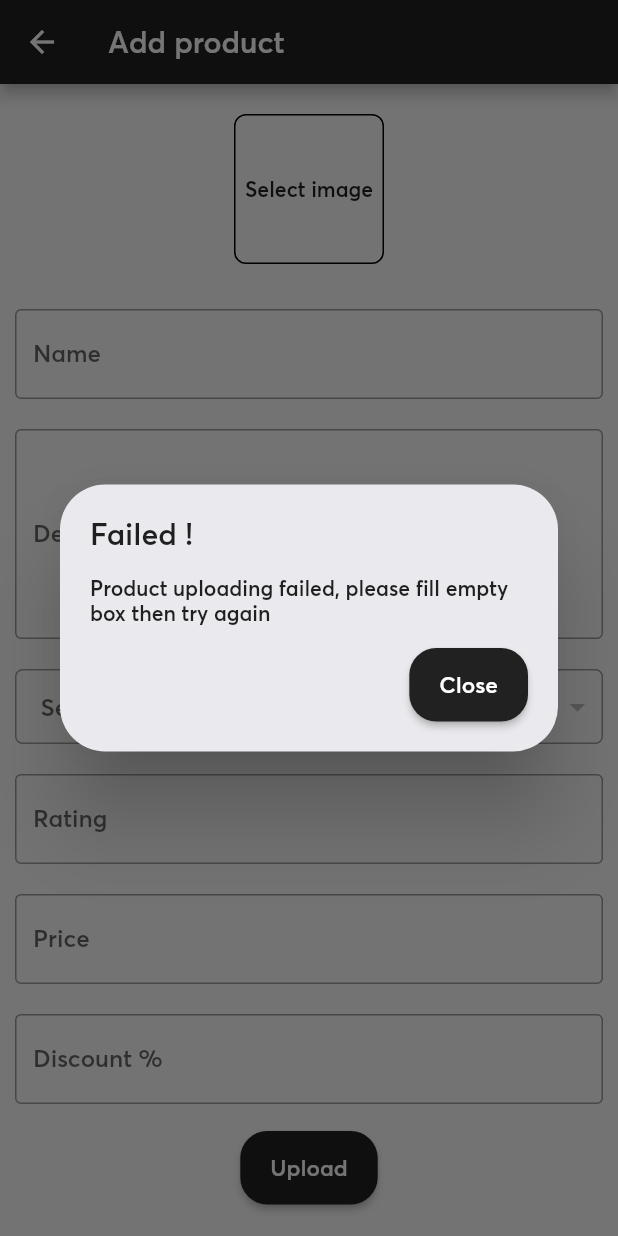
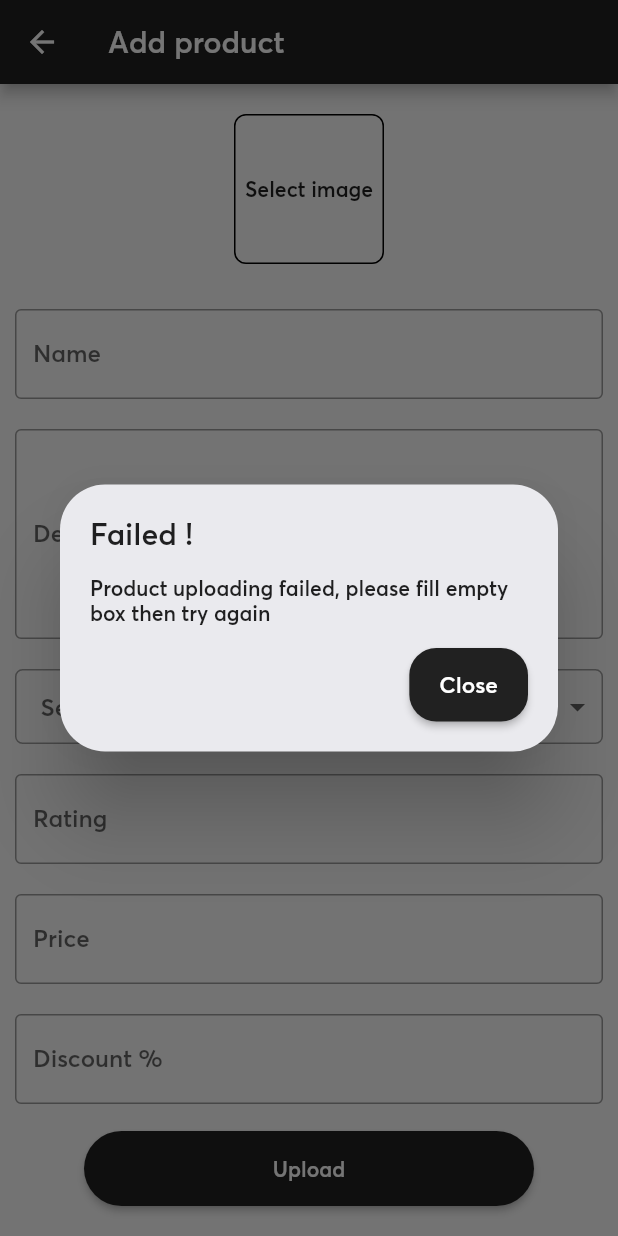
Before and after one commit to ShamilPP/FlukefyAdmin, a Flutter app: the AddProductScreen screen opened directly, after a tap on "Upload", on a phone screen of 412 x 824 dp. Run offline on Flutter 3.47's test engine with Material 2 defaults, Android fonts, the phone set to English and light mode, and no system bars; drawn by our look-alikes of rounded_loading_button; our stand-ins replace carousel_slider, cloud_firestore, firebase_core, firebase_storage, flutter_spinkit, fluttertoast and 1 more; accounts and stored records are empty.

Commit message:
product screen updated

```diff
--- a/lib/view/screens/add_product/add_product_screen.dart
+++ b/lib/view/screens/add_product/add_product_screen.dart
@@ -1,5 +1,6 @@
 import 'package:flukefy_admin/model/brand.dart';
 import 'package:flukefy_admin/model/product.dart';
+import 'package:flukefy_admin/utils/colors.dart';
 import 'package:flukefy_admin/view/screens/add_product/widgets/brand_selector.dart';
 import 'package:flukefy_admin/view/screens/add_product/widgets/image_selector.dart';
 import 'package:flukefy_admin/view/widgets/buttons/black_button.dart';
@@ -8,6 +9,7 @@ import 'package:flukefy_admin/view/widgets/text_field/outlined_text_field.dart';
 import 'package:flukefy_admin/view_model/products_provider.dart';
 import 'package:flutter/material.dart';
 import 'package:provider/provider.dart';
+import 'package:rounded_loading_button/rounded_loading_button.dart';
 
 class AddProductScreen extends StatefulWidget {
   final bool isUpdateProduct;
@@ -24,14 +26,12 @@ class AddProductScreen extends StatefulWidget {
 }
 
 class _AddProductScreenState extends State<AddProductScreen> {
+  final RoundedLoadingButtonController buttonController = RoundedLoadingButtonController();
+
   final nameController = TextEditingController();
-
   final descController = TextEditingController();
-
   final ratingController = TextEditingController();
-
   final priceController = TextEditingController();
-
   final discountController = TextEditingController();
 
   int discountPrice = 0;
@@ -89,10 +89,12 @@ class _AddProductScreenState extends State<AddProductScreen> {
             // Upload button
             Padding(
               padding: const EdgeInsets.all(8.0),
-              child: BlackButton(
-                title: widget.isUpdateProduct ? 'Update' : 'Upload',
-                fontSize: 15,
+              child: RoundedLoadingButton(
+                controller: buttonController,
+                color: primaryColor,
+                successColor: Colors.green,
                 onPressed: uploadProduct,
+                child: Text(widget.isUpdateProduct ? 'Update' : 'Upload'),
               ),
             ),
           ],
@@ -125,10 +127,7 @@ class _AddProductScreenState extends State<AddProductScreen> {
     price ??= 0;
     discount ??= 0;
 
-    if (rating > 5 || rating < 1) {
-      rating = 0;
-    }
-    if (name != '' && desc != '' && brand != null && rating != 0 && price != 0 && images.isNotEmpty) {
+    if (name != '' && desc != '' && brand != null && (5 > rating && 1 < rating) && price != 0 && images.isNotEmpty) {
       Product product = Product(
         docId: widget.isUpdateProduct ? widget.product!.docId : null,
         name: name,
@@ -159,11 +158,12 @@ class _AddProductScreenState extends State<AddProductScreen> {
             );
           });
 
-      await Provider.of<ProductsProvider>(context, listen: false)
-          .uploadProduct(context, product, widget.isUpdateProduct);
+      await Provider.of<ProductsProvider>(context, listen: false).uploadProduct(context, product, widget.isUpdateProduct);
 
       // Close Dialog
       Navigator.pop(context);
+      buttonController.success();
+      await Future.delayed(const Duration(milliseconds: 500));
       // Back to home screen
       Navigator.pop(context);
     } else {
@@ -183,6 +183,9 @@ class _AddProductScreenState extends State<AddProductScreen> {
           );
         },
       );
+      buttonController.error();
+      await Future.delayed(const Duration(seconds: 2));
+      buttonController.reset();
     }
   }
 }
--- a/lib/view/screens/add_product/widgets/brand_selector.dart
+++ b/lib/view/screens/add_product/widgets/brand_selector.dart
@@ -2,6 +2,10 @@ import 'package:flukefy_admin/model/brand.dart';
 import 'package:flukefy_admin/view_model/brand_provider.dart';
 import 'package:flutter/material.dart';
 import 'package:provider/provider.dart';
+
+import '../../../widgets/buttons/black_button.dart';
+import '../../../widgets/general/curved_dialog.dart';
+import '../../../widgets/text_field/outlined_text_field.dart';
 
 class BrandSelector extends StatelessWidget {
   const BrandSelector({Key? key}) : super(key: key);
@@ -9,8 +13,6 @@ class BrandSelector extends StatelessWidget {
 
   @override
   Widget build(BuildContext context) {
-    var brands = Provider.of<BrandsProvider>(context, listen: false).brands;
-
     return Container(
       margin: const EdgeInsets.all(10),
       width: double.infinity,
@@ -18,7 +20,9 @@ class BrandSelector extends StatelessWidget {
         border: Border.all(color: Colors.grey),
         borderRadius: BorderRadius.circular(5),
       ),
-      child: ButtonTheme(
+      child: Consumer<BrandsProvider>(builder: (ctx, provider, child) {
+        List<Brand> brands = provider.brands;
+        return ButtonTheme(
           alignedDropdown: true,
           child: DropdownButtonHideUnderline(
             child: ValueListenableBuilder<Brand?>(
@@ -27,19 +31,77 @@ class BrandSelector extends StatelessWidget {
                   return DropdownButton<Brand>(
                     value: notifierValue,
                     hint: const Text('Select brand'),
-                  items: brands.map((brand) {
+                    items: [
+                      ...brands.map((brand) {
                         return DropdownMenuItem<Brand>(
                           value: brand,
                           child: Text(brand.name),
                         );
                       }).toList(),
+                      DropdownMenuItem<Brand>(
+                        value: Brand(docId: 'New', name: 'New'),
+                        child: Row(
+                          children: const [
+                            Icon(Icons.add),
+                            SizedBox(width: 5),
+                            Text('Add new brand', style: TextStyle(fontWeight: FontWeight.w900)),
+                          ],
+                        ),
+                      )
+                    ],
                     onChanged: (newValue) {
+                      if (newValue!.docId == 'New') {
+                        var controller = TextEditingController();
+                        showDialog(
+                          context: context,
+                          builder: (ctx) {
+                            return CurvedDialog(
+                              title: 'Add new brand',
+                              content: OutlinedTextField(hint: 'Enter brand name', controller: controller),
+                              button: BlackButton(title: 'Create', onPressed: () => createBrand(context, controller.text)),
+                            );
+                          },
+                        );
+                      } else {
                         brandNotifier.value = newValue;
+                      }
                     },
                   );
                 }),
           ),
+        );
+      }),
+    );
+  }
+
+  void createBrand(BuildContext context, String brandName) async {
+    if (brandName != '') {
+      Brand brand = Brand(name: brandName);
+      // Close Dialog
+      Navigator.pop(context);
+      // Show creating dialog
+      showDialog(
+          context: context,
+          barrierDismissible: false,
+          builder: (ctx) {
+            return AlertDialog(
+              content: Row(
+                children: const [
+                  CircularProgressIndicator(),
+                  SizedBox(width: 25),
+                  Text(
+                    'Creating...',
+                    style: TextStyle(fontSize: 20),
+                  ),
+                ],
               ),
             );
+          });
+      await Provider.of<BrandsProvider>(context, listen: false).createBrand(context, brand);
+      // Close Dialog
+      Navigator.pop(context);
+    } else {
+      showDialog(context: context, builder: (ctx) => const CurvedDialog(title: 'Brand name is empty'));
     }
   }
+}
--- a/lib/view/screens/add_product/widgets/image_selector.dart
+++ b/lib/view/screens/add_product/widgets/image_selector.dart
@@ -74,10 +74,8 @@ class ImageSelector extends StatelessWidget {
                           child: Container(
                             height: 100,
                             width: 100,
-                            decoration:
-                                BoxDecoration(border: Border.all(), borderRadius: BorderRadius.circular(8)),
-                            child: Center(
-                                child: Text(imagesNotifier.value.isEmpty ? 'Select image' : 'Add image')),
+                            decoration: BoxDecoration(border: Border.all(), borderRadius: BorderRadius.circular(8)),
+                            child: Center(child: Text(imagesNotifier.value.isEmpty ? 'Select image' : 'Add image')),
                           ),
                           onTap: () async {
                             // Pick images
--- a/lib/view/screens/product/product_screen.dart
+++ b/lib/view/screens/product/product_screen.dart
@@ -22,9 +22,7 @@ class ProductScreen extends StatelessWidget {
           children: [
             ImageSlider(images: product.images, imageHeroTag: imageHeroTag, imageHeight: imageHeight),
             // Appbar
-            SizedBox(
-                height: MediaQuery.of(context).viewPadding.top + 50,
-                child: CurvedAppBar(title: product.name)),
+            SizedBox(height: MediaQuery.of(context).viewPadding.top + 50, child: CurvedAppBar(title: product.name)),
             // Product details
             Positioned.fill(
               child: Align(
--- a/lib/view/screens/product/widgets/image_slider.dart
+++ b/lib/view/screens/product/widgets/image_slider.dart
@@ -9,8 +9,7 @@ class ImageSlider extends StatefulWidget {
   final String imageHeroTag;
   final double imageHeight;
 
-  const ImageSlider({required this.images, Key? key, required this.imageHeroTag, required this.imageHeight})
-      : super(key: key);
+  const ImageSlider({required this.images, Key? key, required this.imageHeroTag, required this.imageHeight}) : super(key: key);
 
   @override
   State<ImageSlider> createState() => _ImageSliderState();
@@ -38,7 +37,7 @@ class _ImageSliderState extends State<ImageSlider> {
           ),
           itemCount: widget.images.length,
           itemBuilder: (ctx, index, value) {
-            var heroTag = index == 0 ? widget.imageHeroTag : '$index';
+            var heroTag = index == 0 ? widget.imageHeroTag : '$value';
             return InkWell(
               onTap: () {
                 Navigator.push(
--- a/lib/view/widgets/buttons/black_button.dart
+++ b/lib/view/widgets/buttons/black_button.dart
@@ -7,8 +7,7 @@ class BlackButton extends StatelessWidget {
   final void Function() onPressed;
   final double fontSize;
 
-  const BlackButton({Key? key, required this.title, required this.onPressed, this.fontSize = 16})
-      : super(key: key);
+  const BlackButton({Key? key, required this.title, required this.onPressed, this.fontSize = 16}) : super(key: key);
 
   @override
   Widget build(BuildContext context) {
@@ -16,8 +15,7 @@ class BlackButton extends StatelessWidget {
       onPressed: onPressed,
       style: ButtonStyle(
         backgroundColor: MaterialStateProperty.all<Color>(primaryColor),
-        padding:
-            MaterialStateProperty.all<EdgeInsets>(const EdgeInsets.symmetric(vertical: 15, horizontal: 20)),
+        padding: MaterialStateProperty.all<EdgeInsets>(const EdgeInsets.symmetric(vertical: 15, horizontal: 20)),
         shape: MaterialStateProperty.all<RoundedRectangleBorder>(
           RoundedRectangleBorder(borderRadius: BorderRadius.circular(18)),
         ),
--- a/lib/view/widgets/general/curved_app_bar.dart
+++ b/lib/view/widgets/general/curved_app_bar.dart
@@ -8,8 +8,7 @@ class CurvedAppBar extends StatelessWidget with PreferredSizeWidget {
   final Widget? trailing;
   final bool elevation;
 
-  const CurvedAppBar(
-      {Key? key, required this.title, this.backButton = true, this.trailing, this.elevation = true})
+  const CurvedAppBar({Key? key, required this.title, this.backButton = true, this.trailing, this.elevation = true})
       : super(key: key);
 
   @override
--- a/lib/view/widgets/general/curved_dialog.dart
+++ b/lib/view/widgets/general/curved_dialog.dart
@@ -9,8 +9,7 @@ class CurvedDialog extends StatelessWidget {
   final Widget? button;
   final bool closeButton;
 
-  const CurvedDialog(
-      {Key? key, required this.title, this.height, this.content, this.button, this.closeButton = true})
+  const CurvedDialog({Key? key, required this.title, this.height, this.content, this.button, this.closeButton = true})
       : super(key: key);
 
   @override
--- a/lib/view/widgets/text_field/outlined_text_field.dart
+++ b/lib/view/widgets/text_field/outlined_text_field.dart
@@ -27,8 +27,8 @@ class OutlinedTextField extends StatelessWidget {
           controller: controller,
           maxLines: maxLines,
           keyboardType: numberKeyboard ? TextInputType.number : null,
-          decoration: InputDecoration(
-              hintText: hint, labelText: hint, border: const OutlineInputBorder(), suffixText: suffixText),
+          decoration:
+              InputDecoration(hintText: hint, labelText: hint, border: const OutlineInputBorder(), suffixText: suffixText),
           onChanged: onChanged,
         ),
       ),
--- a/pubspec.yaml
+++ b/pubspec.yaml
@@ -44,6 +44,7 @@ dependencies:
   carousel_slider: ^4.2.1
   fluttertoast: ^8.2.1
   flutter_spinkit: ^5.1.0
+  rounded_loading_button: ^2.1.0
 
 dev_dependencies:
   flutter_test:
```
Also changed, not shown: lib/view/screens/home/widgets/product_tile.dart (+2 -5 lines), lib/view/screens/product/widgets/product_details.dart (+3 -7 lines), lib/view/screens/product/widgets/similar_products.dart (+7 -17 lines), lib/firebase_options.dart, pubspec.lock. Lines whose indentation alone changed are shown as unchanged.
